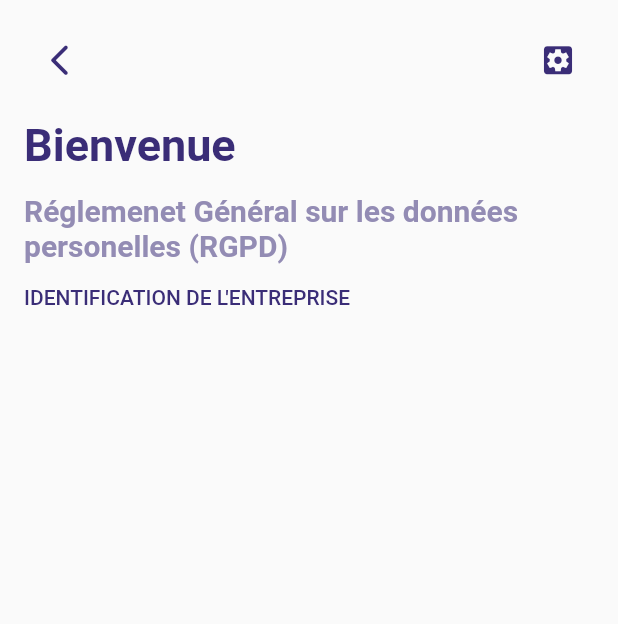
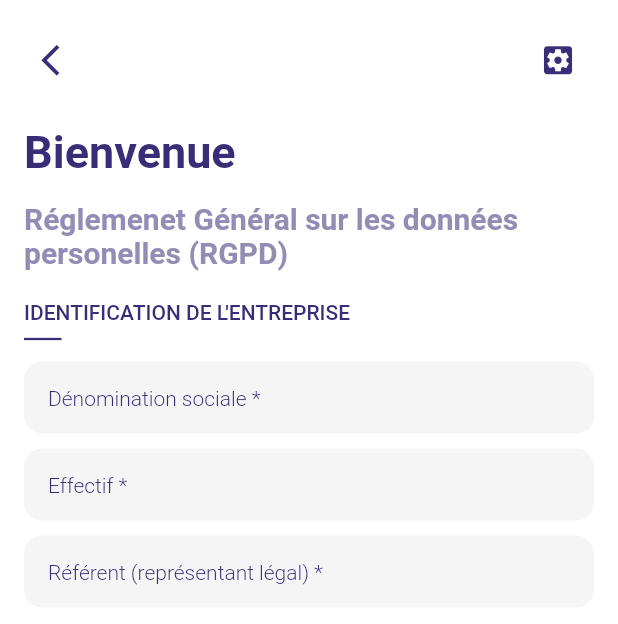
Before and after one commit to abdel7ak96/survey_app, a Flutter app: the screen it shows after launch, on a phone screen of 412 x 824 dp. Shown: the top 624 px of the screen. Run offline on Flutter 3.47's test engine with Material 2 defaults, Android fonts, the phone set to English and light mode, and no system bars; our stand-ins replace dots_indicator.

Commit message:
do text input fields in auth screen

```diff
--- a/lib/main.dart
+++ b/lib/main.dart
@@ -25,8 +25,10 @@ class AuthenticationScreen extends StatelessWidget {
   @override
   Widget build(BuildContext context) {
     return Scaffold(
+        backgroundColor: Colors.white,
         body: SafeArea(
-      child: ListView(children: [
+          child: ListView(
+            children: [
             Padding(
               padding: const EdgeInsets.all(16.0),
               child: Column(
@@ -38,7 +40,7 @@ class AuthenticationScreen extends StatelessWidget {
                       IconButton(
                           onPressed: () => {},
                           icon: Icon(
-                        Icons.arrow_back_ios_rounded,
+                            Icons.arrow_back_ios,
                             color: Color.fromRGBO(58, 45, 119, 1),
                             size: 25.0,
                           )),
@@ -52,7 +54,7 @@ class AuthenticationScreen extends StatelessWidget {
                     ],
                   ),
                   Padding(
-                padding: const EdgeInsets.symmetric(vertical: 15.0),
+                    padding: const EdgeInsets.symmetric(vertical: 20.0),
                     child: Column(
                       crossAxisAlignment: CrossAxisAlignment.start,
                       children: [
@@ -72,13 +74,25 @@ class AuthenticationScreen extends StatelessWidget {
                       ],
                     ),
                   ),
-              Text(
-                "IDENTIFICATION DE L'ENTREPRISE",
+                  Text("IDENTIFICATION DE L'ENTREPRISE",
                       style: TextStyle(
                           fontWeight: FontWeight.w500,
-                  color: Color.fromRGBO(58, 45, 119, 1)
-                )
-              )
+                          color: Color.fromRGBO(58, 45, 119, 1))),
+                  Container(
+                    width: 25.0,
+                    child: Divider(
+                        height: 20.0,
+                        thickness: 1.5,
+                        color: Color.fromRGBO(58, 45, 119, 1)),
+                  ),
+                  Form(
+                      child: Column(
+                    children: [
+                      _InputField(hintText: "Dénomination sociale *"),
+                      _InputField(hintText: "Effectif *"),
+                      _InputField(hintText: "Référent (représentant légal) *"),
+                    ],
+                  ))
                 ],
               ),
             ),
@@ -86,3 +100,31 @@ class AuthenticationScreen extends StatelessWidget {
         ));
   }
 }
+
+class _InputField extends StatelessWidget {
+  const _InputField({Key? key, this.hintText=""}) : super(key: key);
+
+  final String hintText;
+
+  @override
+  Widget build(BuildContext context) {
+    return Container(
+      margin: EdgeInsets.symmetric(vertical: 5.0),
+      decoration: BoxDecoration(
+          borderRadius: BorderRadius.all(Radius.circular(12.0)),
+          color: Colors.grey[100]),
+      child: TextFormField(
+        style: TextStyle(color: Color.fromRGBO(58, 45, 119, 1)),
+        decoration: InputDecoration(
+          hintStyle: TextStyle(
+              color: Color.fromRGBO(58, 45, 119, 1),
+              fontWeight: FontWeight.w300,
+              fontSize: 14.0),
+          hintText: hintText,
+          border: InputBorder.none,
+          contentPadding: EdgeInsets.symmetric(horizontal: 16.0),
+        ),
+      ),
+    );
+  }
+}
```
Lines whose indentation alone changed are shown as unchanged.
